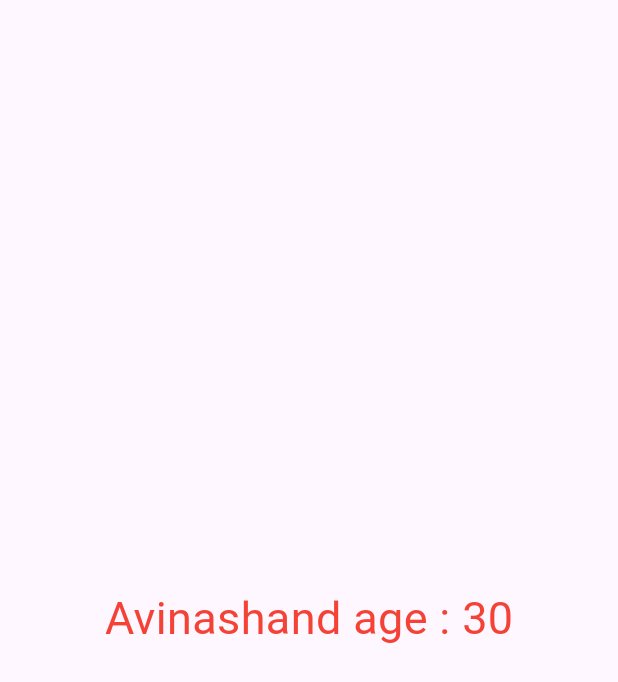
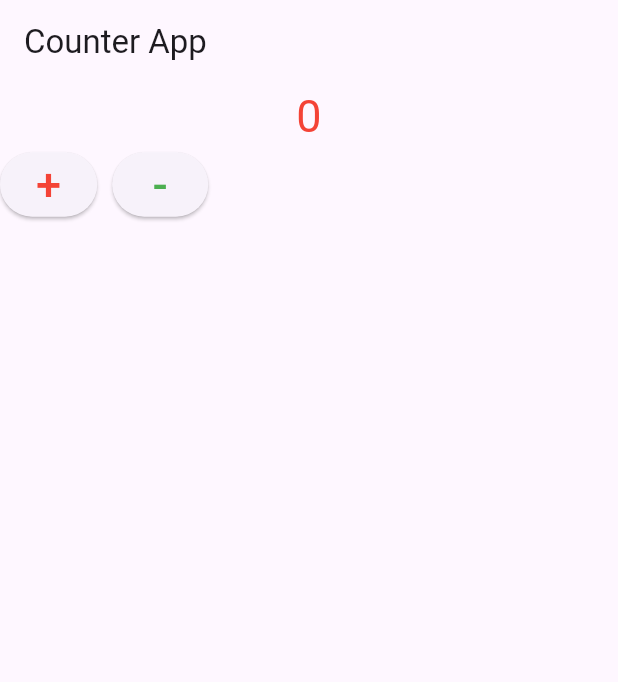
Before and after one commit to Avinashvns/riverpod_2025, a Flutter app: the screen it shows after launch, on a phone screen of 412 x 824 dp. Shown: the top 682 px of the screen. Run offline on Flutter 3.47's test engine with Material 3 defaults, Android fonts, the light colour scheme and no system bars; our stand-ins replace flutter_riverpod.

Commit message:
State Provider in riverpod
because change the states

counter app + and - method
add the ref.read(counter.notifier).state++;

```diff
--- a/lib/home screen.dart
+++ b/lib/home screen.dart
@@ -1,28 +1,40 @@
 import 'package:flutter/material.dart';
 import 'package:flutter_riverpod/flutter_riverpod.dart';
 
-// read a constant value and create a provider
-final data = Provider<String>((ref){
-  return "Avinash";
+// create a State Provider because change the state
+final counter = StateProvider<int>((ref){
+  return 0;
 });
 
-final age = Provider<int>((ref){
-  return 30;
-});
-
-class HomeScreen extends ConsumerStatefulWidget {
+class HomeScreen extends ConsumerWidget {
   const HomeScreen({super.key});
 
   @override
-  ConsumerState<HomeScreen> createState() => _HomeScreenState();
-}
-
-class _HomeScreenState extends ConsumerState<HomeScreen> {
-  @override
-  Widget build(BuildContext context) {
-    final name = ref.watch(data);
-    final myage = ref.watch(age);
-    return Scaffold(body: Center(child: Text(name + "and age : " + myage.toString()
-        , style:TextStyle(fontSize: 30 , color: Colors.red))));
+  Widget build(BuildContext context , WidgetRef ref) {
+    final count = ref.watch(counter);
+    print("build");
+    return Scaffold(
+      appBar: AppBar(
+        title: const Text("Counter App"),
+      ),
+      body: Column(
+        children: [
+          Center(
+            child: Text(count.toString() , style: TextStyle(fontSize: 30, color: Colors.red),),
+          ),
+          Row(
+            children: [
+              ElevatedButton(onPressed: (){
+                ref.read(counter.notifier).state++;
+              }, child: Text("+", style: TextStyle(fontSize: 30, color: Colors.red),)),
+              SizedBox(width: 10,),
+              ElevatedButton(onPressed: (){
+                ref.read(counter.notifier).state--;
+              }, child: Text("-", style: TextStyle(fontSize: 30, color: Colors.green),))
+            ],
+          )
+        ],
+      ),
+    );
   }
 }
```
